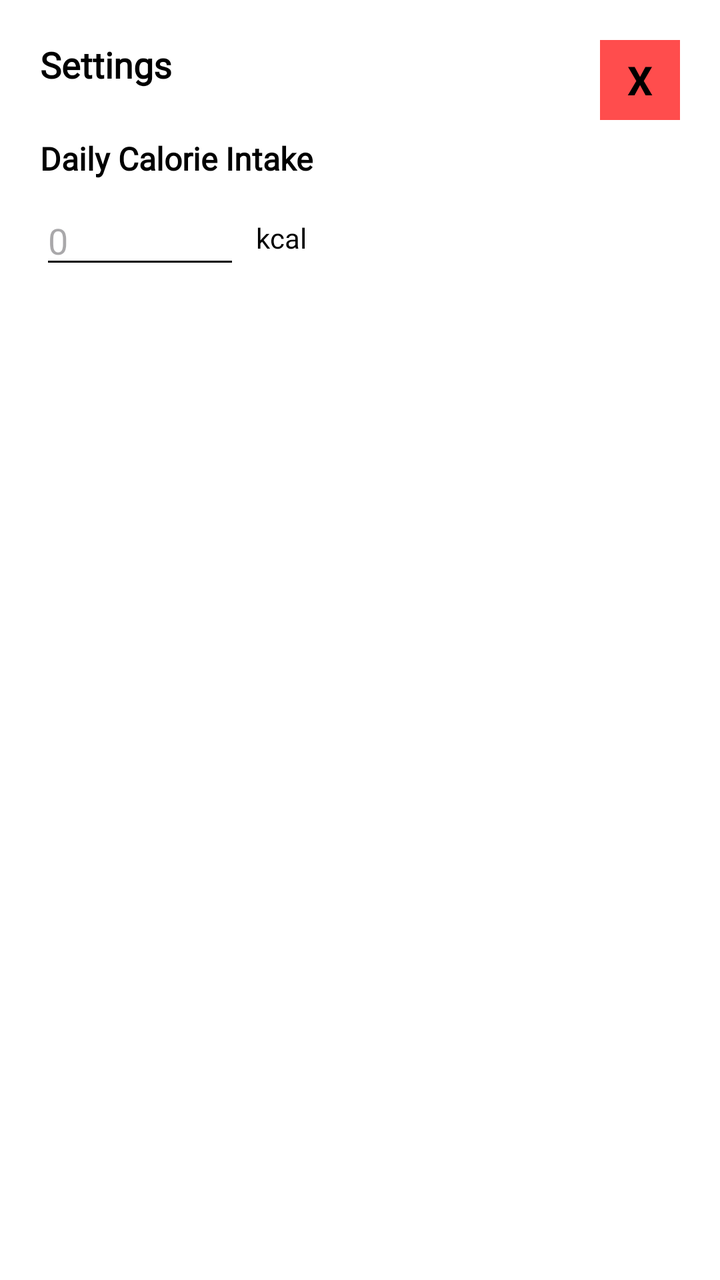
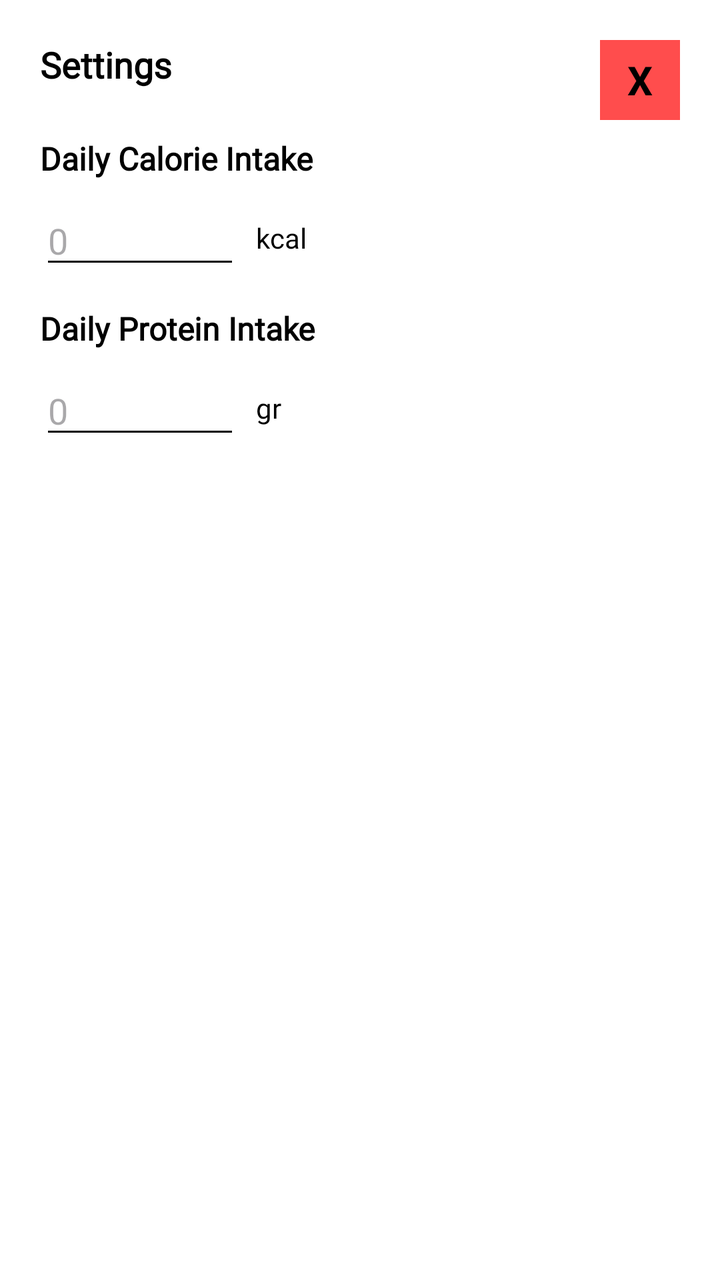

Screens rendered from an Android XML layout before and after an edit, with the pre-edit source and the edit as a unified diff.
<!-- AndroidManifest.xml: application theme Theme.Calorite -->
<!-- res/layout/dialog_settings.xml -->
<?xml version="1.0" encoding="utf-8"?>
<androidx.constraintlayout.widget.ConstraintLayout
    xmlns:android="http://schemas.android.com/apk/res/android"
    xmlns:app="http://schemas.android.com/apk/res-auto"
    android:layout_width="match_parent"
    android:layout_height="wrap_content"
    android:background="@color/white"
    android:padding="20dp">

    <TextView
        android:id="@+id/btnCloseSettings"
        android:layout_width="40dp"
        android:layout_height="40dp"
        android:background="#FF4D4D"
        android:text="X"
        android:textColor="@color/black"
        android:textSize="20sp"
        android:textStyle="bold"
        android:gravity="center"
        app:layout_constraintEnd_toEndOf="parent"
        app:layout_constraintTop_toTopOf="parent" />

    <TextView
        android:id="@+id/tvSettingsTitle"
        android:layout_width="wrap_content"
        android:layout_height="wrap_content"
        android:text="Settings"
        android:textSize="18sp"
        android:textStyle="bold"
        android:textColor="@color/black"
        android:fontFamily="@font/afacad"
        app:layout_constraintStart_toStartOf="parent"
        app:layout_constraintTop_toTopOf="parent" />

    <TextView
        android:id="@+id/tvDailyCalorie"
        android:layout_width="wrap_content"
        android:layout_height="wrap_content"
        android:text="Daily Calorie Intake"
        android:textSize="16sp"
        android:textStyle="bold"
        android:textColor="@color/black"
        android:layout_marginTop="24dp"
        android:fontFamily="@font/afacad"
        app:layout_constraintStart_toStartOf="parent"
        app:layout_constraintTop_toBottomOf="@id/tvSettingsTitle" />

    <EditText
        android:id="@+id/etCalorieIntake"
        android:layout_width="100dp"
        android:layout_height="wrap_content"
        android:layout_marginTop="8dp"
        android:backgroundTint="@color/black"
        android:fontFamily="@font/afacad"
        android:hint="0"
        android:inputType="number"
        android:textColor="@color/black"
        app:layout_constraintStart_toStartOf="parent"
        app:layout_constraintTop_toBottomOf="@id/tvDailyCalorie" />

    <TextView
        android:layout_width="wrap_content"
        android:layout_height="wrap_content"
        android:text="kcal"
        android:textColor="@color/black"
        android:layout_marginStart="8dp"
        android:fontFamily="@font/afacad"
        app:layout_constraintBottom_toBottomOf="@id/etCalorieIntake"
        app:layout_constraintStart_toEndOf="@id/etCalorieIntake"
        app:layout_constraintTop_toTopOf="@id/etCalorieIntake" />

</androidx.constraintlayout.widget.ConstraintLayout>
<!-- resources referenced by this layout -->
<resources>
  <color name="black">#FF000000</color>
  <color name="white">#FFFFFFFF</color>
  <style name="Theme.Calorite" parent="Base.Theme.Calorite" />
  <style name="Base.Theme.Calorite" parent="Theme.Material3.DayNight.NoActionBar">
          
          
      </style>
</resources>

<!-- the commit's change to res/layout/dialog_settings.xml (unified diff, before → after) -->
@@ -2,6 +2,7 @@
 <androidx.constraintlayout.widget.ConstraintLayout
     xmlns:android="http://schemas.android.com/apk/res/android"
     xmlns:app="http://schemas.android.com/apk/res-auto"
+    xmlns:tools="http://schemas.android.com/tools"
     android:layout_width="match_parent"
     android:layout_height="wrap_content"
     android:background="@color/white"
@@ -69,4 +70,41 @@
         app:layout_constraintStart_toEndOf="@id/etCalorieIntake"
         app:layout_constraintTop_toTopOf="@id/etCalorieIntake" />
 
+    <TextView
+        android:id="@+id/tvDailyProtein"
+        android:layout_width="wrap_content"
+        android:layout_height="wrap_content"
+        android:layout_marginTop="14dp"
+        android:fontFamily="@font/afacad"
+        android:text="Daily Protein Intake"
+        android:textColor="@color/black"
+        android:textSize="16sp"
+        android:textStyle="bold"
+        app:layout_constraintStart_toStartOf="parent"
+        app:layout_constraintTop_toBottomOf="@+id/etCalorieIntake" />
+
+    <EditText
+        android:id="@+id/etProteinIntake"
+        android:layout_width="100dp"
+        android:layout_height="wrap_content"
+        android:layout_marginTop="8dp"
+        android:backgroundTint="@color/black"
+        android:fontFamily="@font/afacad"
+        android:hint="0"
+        android:inputType="number"
+        android:textColor="@color/black"
+        app:layout_constraintStart_toStartOf="parent"
+        app:layout_constraintTop_toBottomOf="@+id/tvDailyProtein" />
+
+    <TextView
+        android:layout_width="wrap_content"
+        android:layout_height="wrap_content"
+        android:layout_marginStart="8dp"
+        android:fontFamily="@font/afacad"
+        android:text="gr"
+        android:textColor="@color/black"
+        app:layout_constraintBottom_toBottomOf="@+id/etProteinIntake"
+        app:layout_constraintStart_toEndOf="@+id/etProteinIntake"
+        app:layout_constraintTop_toTopOf="@+id/etProteinIntake" />
+
 </androidx.constraintlayout.widget.ConstraintLayout>
